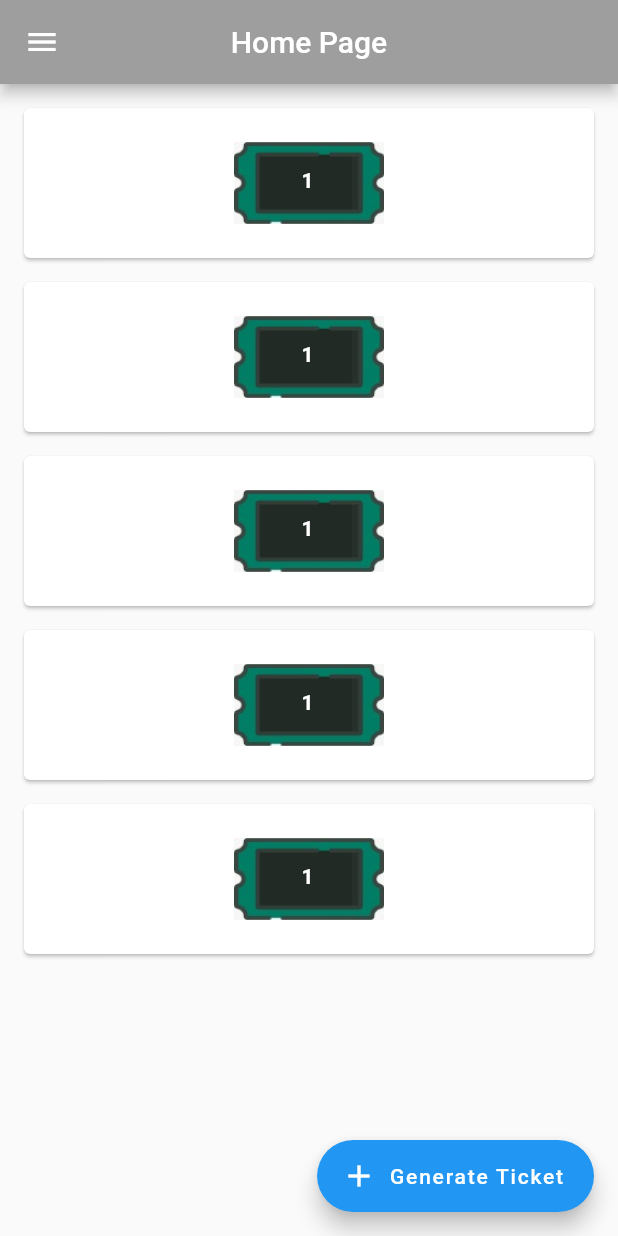
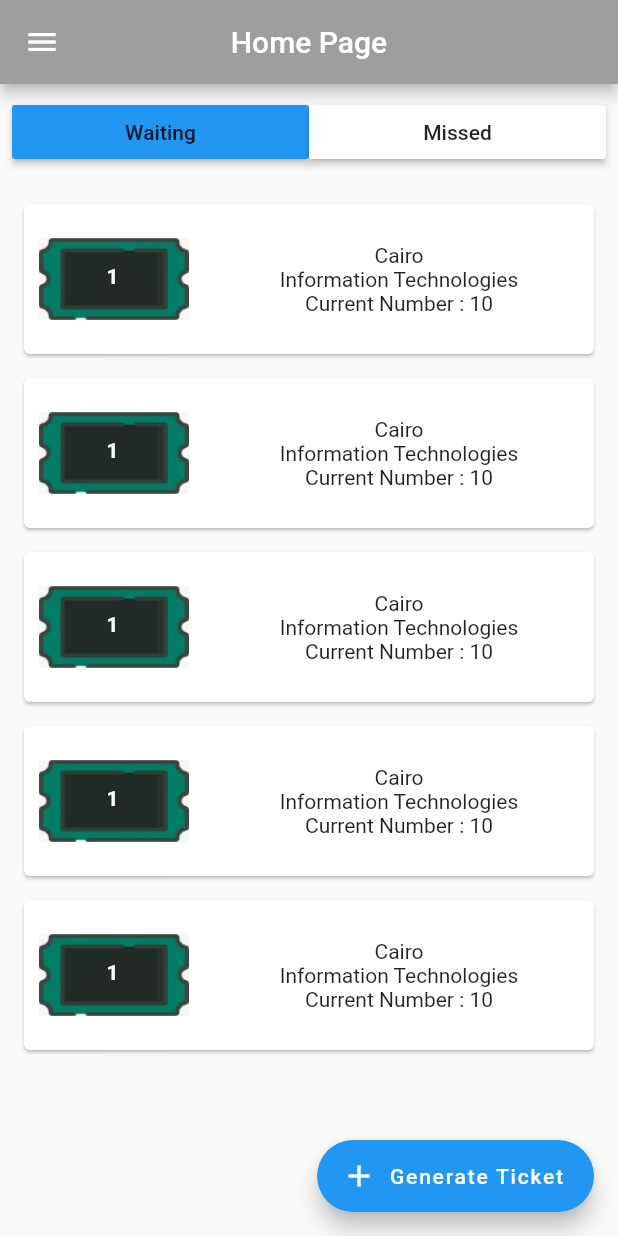
Before and after one commit to Emad-Sayed/BelDoor_TestDemo_Flutter, a Flutter app: the Home screen opened by its route, on a phone screen of 412 x 824 dp. Run offline on Flutter 3.47's test engine with Material 2 defaults, Android fonts, the phone set to English and light mode, and no system bars; our stand-ins replace flutter_spinkit.

Commit message:
Home Body Details

```diff
--- a/assets/lang/ar.json
+++ b/assets/lang/ar.json
@@ -1,4 +1,6 @@
 {
+  "missedButton": "تخلفات",
+  "waitingButton": "انتظار",
   "switchLang": "الانجليزية",
   "email": "البريد الالكتروني",
   "password": "كلمة المرور"
--- a/assets/lang/en.json
+++ b/assets/lang/en.json
@@ -1,4 +1,6 @@
 {
+  "missedButton": "Missed",
+  "waitingButton": "Waiting",
   "switchLang": "Arabic",
   "email": "Email",
   "password": "Password"
--- a/lib/pages/home.dart
+++ b/lib/pages/home.dart
@@ -1,3 +1,4 @@
+import 'package:beldoor/app_localization.dart';
 import 'package:flutter/material.dart';
 import 'package:beldoor/models/ticket.dart';
 import 'package:beldoor/pages/ticketCard.dart';
@@ -9,6 +10,7 @@ class Home extends StatefulWidget {
 }
 
 class _HomeState extends State<Home> {
+  bool isWaitingActive = true;
   List<Ticket> tickets = [];
   getTickets(){
          tickets=[
@@ -33,7 +35,22 @@ class _HomeState extends State<Home> {
         centerTitle: true,
       ),
       drawer:UserSetting(),
-      body: ListView(children : tickets.map((ticket) => TicketCard(ticket: ticket)).toList()),
+      body:Column(children: [
+        Padding(
+          padding: EdgeInsets.all(8.0),
+          child:Row(
+              mainAxisAlignment: MainAxisAlignment.spaceEvenly,
+              children:[
+                Expanded(child:RaisedButton(child: Text(AppLocalizations.of(context).translate('waitingButton')),
+                    color: isWaitingActive?Colors.blue : Colors.white,
+                    onPressed: ()=>setState(()=>isWaitingActive = true))),
+                Expanded(child:RaisedButton(child: Text(AppLocalizations.of(context).translate('missedButton')),
+                    color: !isWaitingActive?Colors.blue : Colors.white,
+                    onPressed: ()=>setState(()=>isWaitingActive = false))),
+              ])
+        ),
+        Expanded(child:ListView(children : tickets.map((ticket) => TicketCard(ticket: ticket)).toList())),
+      ]),
       floatingActionButton: FloatingActionButton.extended(
         onPressed: ()=>Navigator.pushNamed(context,'/generate'),
         icon: Icon(Icons.add),
--- a/lib/pages/ticketCard.dart
+++ b/lib/pages/ticketCard.dart
@@ -10,8 +10,9 @@ class TicketCard extends StatelessWidget {
     return Card(
       margin: EdgeInsets.fromLTRB(16, 16, 16, 0),
         child: Row(
-          mainAxisAlignment: MainAxisAlignment.spaceAround,
+          mainAxisAlignment: MainAxisAlignment.start,
           children: <Widget>[
+            SizedBox(width: 10),
              Stack(children:<Widget>[
                Container(
                  width: 100,
@@ -27,10 +28,17 @@ class TicketCard extends StatelessWidget {
                     child: Text("1",style: TextStyle(color: Colors.white,fontWeight: FontWeight.bold),),
                  ),
                ),
-
-               // Center(,
           ],
         ),
-    ]));
+             SizedBox(width: 10,),
+             Expanded(
+                 child: Column(
+               children: [
+                 Text("Cairo"),
+                 Text("Information Technologies"),
+                 Text("Current Number : 10"),
+               ],)
+             )
+          ]));
   }
 }
```
